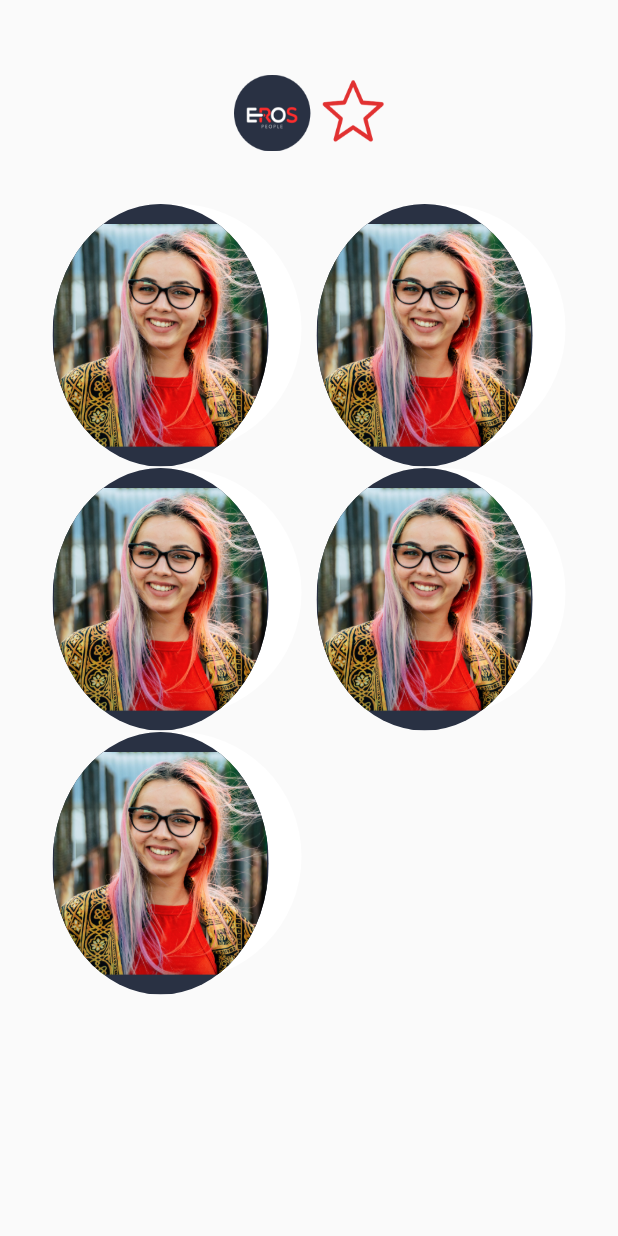
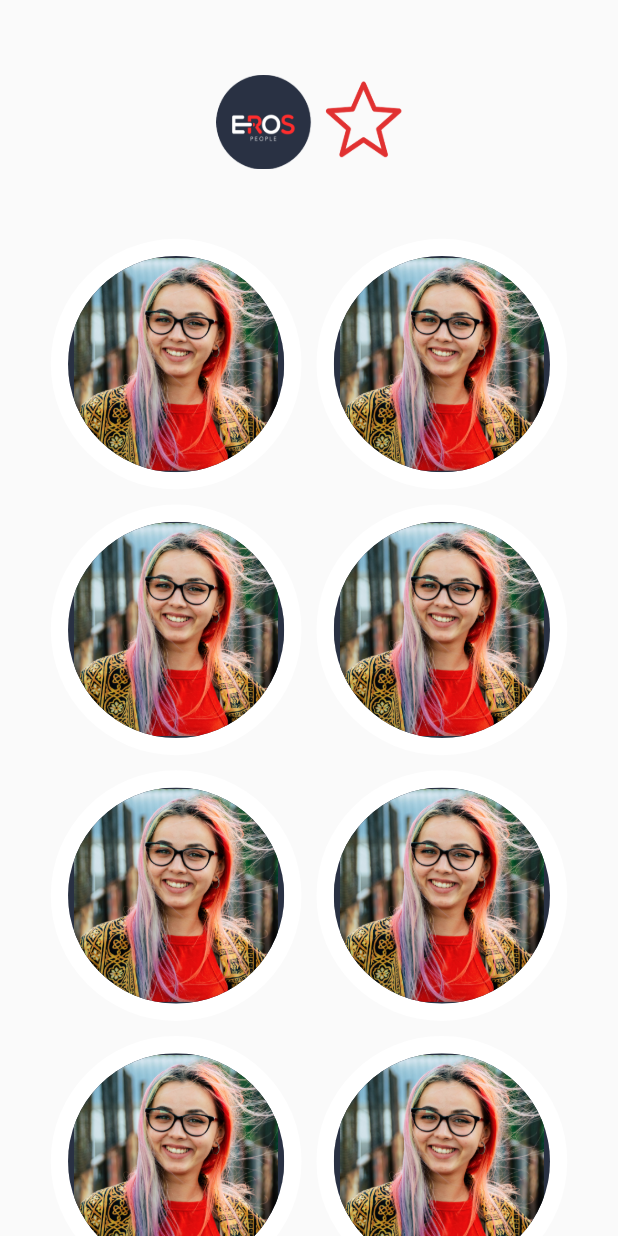
Before and after one commit to DMed98/eros-client-master, a Flutter app: the ContactView screen opened directly, on a phone screen of 412 x 824 dp. Run offline on Flutter 3.47's test engine with Material 2 defaults, Android fonts, the phone set to English and light mode, and no system bars; our stand-ins replace carousel_pro, flushbar, rxdart; missing offline and left inert: generic_bloc_provider, matrix4_transform.

Commit message:
Fixed contacts and notifications overflow bug in very large devices

```diff
--- a/eros-client-master/lib/ui/views/contact_view.dart
+++ b/eros-client-master/lib/ui/views/contact_view.dart
@@ -7,6 +7,7 @@ class ContactView extends StatefulWidget {
 }
 
 class _ContactViewState extends State<ContactView> {
+  static const int unidades = 8;
   @override
   Widget build(BuildContext context) {
     return Scaffold(
@@ -23,16 +24,16 @@ class _ContactViewState extends State<ContactView> {
                     Container(
                       child: Image(
                         image: AssetImage('assets/images/eros_logo.png'),
-                        width: 100.0,
+                        width: MediaQuery.of(context).size.width*0.3,
                       ),
                     ),
                     Container(
-                      margin: EdgeInsets.fromLTRB(30.0, 30.0, 30.0, 30.0),
-                      height: 600,
+                      margin: EdgeInsets.fromLTRB(MediaQuery.of(context).size.width*0.07, MediaQuery.of(context).size.height*0.05, MediaQuery.of(context).size.width*0.07, MediaQuery.of(context).size.height*0.07),
+                      height: MediaQuery.of(context).size.width*0.345*unidades/2+MediaQuery.of(context).size.height*0.2,
                       child: GridView.count(
-                        physics: ScrollPhysics(),
+                        physics: new NeverScrollableScrollPhysics(),
                         crossAxisCount: 2,
-                        children: List.generate(5, (index) {
+                        children: List.generate(unidades, (index) {
                           return ArrowShot(lock:false);
                         }),
                       ),
--- a/eros-client-master/lib/ui/widgets/arrow_shot.dart
+++ b/eros-client-master/lib/ui/widgets/arrow_shot.dart
@@ -46,8 +46,8 @@ class _ArrowShotState extends State<ArrowShot> {
                     ),
                     child: Image(
                       image: AssetImage('assets/images/swipe_01.png'),
+                      height: MediaQuery.of(context).size.width*0.345,
                       width: MediaQuery.of(context).size.width*0.345,
-                      height: MediaQuery.of(context).size.height*0.21,
                     ),
                   ),
                 ),
@@ -55,14 +55,15 @@ class _ArrowShotState extends State<ArrowShot> {
                     ? ClipOval(
                         child: Container(
                           color: Color(0xFF2F3444).withOpacity(0.8),
-                          height: MediaQuery.of(context).size.height*0.21,
-                          width: MediaQuery.of(context).size.width*0.345,
+                          height: MediaQuery.of(context).size.width*0.35,
+                          width: MediaQuery.of(context).size.width*0.35,
                         ),
                       )
-                    : Container(),
+                    : Container(width: 0, height: 0,),
                 widget.lock
                     ? Positioned(
-                        top: MediaQuery.of(context).size.height*0.06,
+                        // top: MediaQuery.of(context).size.height*0.06,
+                        top: MediaQuery.of(context).size.width*0.11,
                         left: MediaQuery.of(context).size.width*0.11,
                         child: ClipOval(
                           child: Container(
@@ -78,7 +79,7 @@ class _ArrowShotState extends State<ArrowShot> {
                           ),
                         ),
                       )
-                    : Container(),
+                    : Container(width: 0, height: 0,),
               ],
             )
           ],
```
Also changed, not shown: eros-client-master/lib/ui/views/notification_view.dart (+6 -5 lines), 1 other file.
